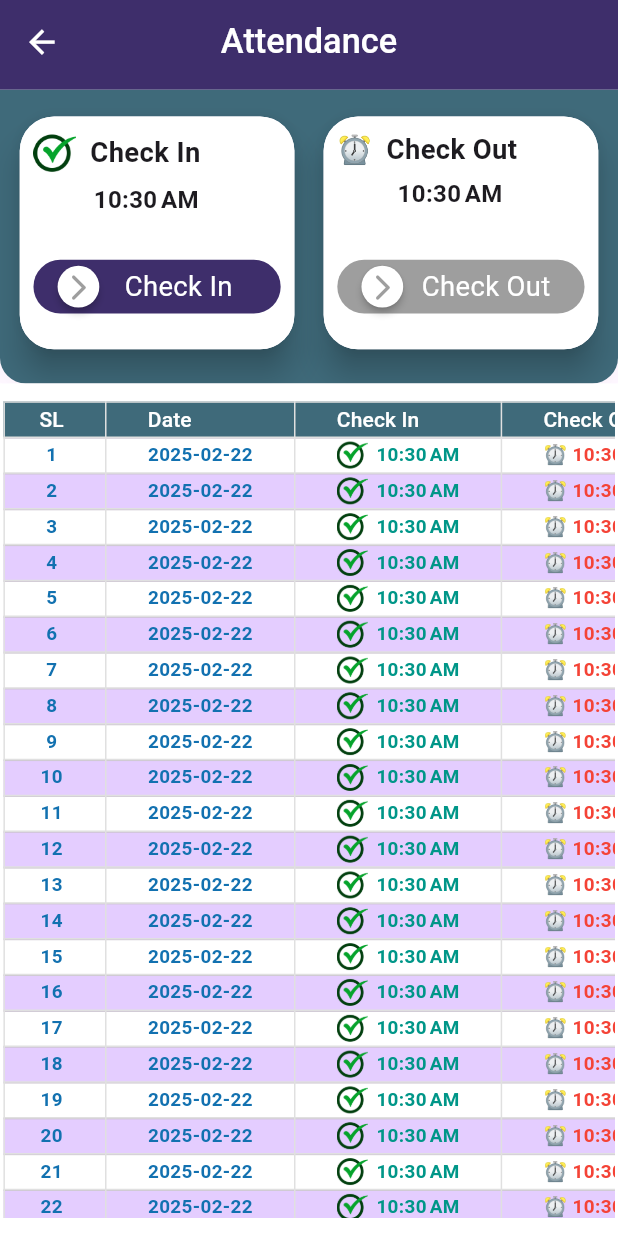
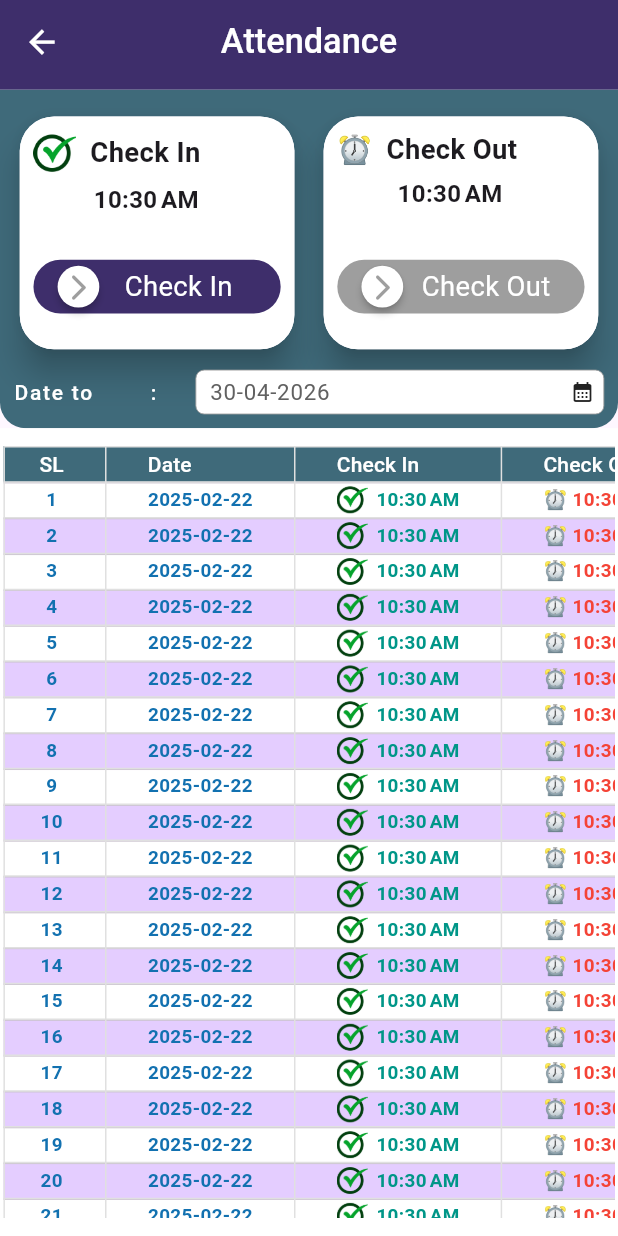
Before and after one commit to atiq-tech/Barisal_Surgical, a Flutter app: the AttendanceEntryScreen screen opened directly, on a phone screen of 412 x 824 dp. Run offline on Flutter 3.47's test engine with Material 3 defaults, Android fonts, the phone set to English and light mode, and no system bars; drawn by our look-alikes of swipeable_button_view; our stand-ins replace cached_network_image, connectivity_plus, curved_navigation_bar, dio, file_picker, flutter_screenutil and 21 more; accounts and stored records are empty.

Commit message:
employee attendance

```diff
--- a/lib/auth/login_screen.dart
+++ b/lib/auth/login_screen.dart
@@ -49,6 +49,7 @@ class _LogInPageState extends State<LogInPage> {
         sharedPreferences?.setString("userId", "${item["data"]["id"]}");
         sharedPreferences?.setString("userType", "${item["data"]["userType"]}");
         sharedPreferences?.setString('employeeId', "${item["data"]["employee_id"]}");
+        sharedPreferences?.setString('employeeCode', "${item["data"]["employee_code"]}");
         sharedPreferences?.setString('employeeName', "${item["data"]["employee_name"]}");
         sharedPreferences?.setString('image_name', "${item["data"]["image_name"]}");
         sharedPreferences?.setString('employeePhone', "${item["data"]["employee_phone"]}");
@@ -66,6 +67,7 @@ class _LogInPageState extends State<LogInPage> {
         print('employeeId=====${sharedPreferences?.getString('employeeId')}');
         print('sessionId===== ${sharedPreferences?.getString('sessionId')}');
         print('userName===== ${sharedPreferences?.getString('userName')}');
+        print('employeeCode===== ${sharedPreferences?.getString('employeeCode')}');
 
         GetStorage().write("token", "${item["token"]}");
         GetStorage().write("id", "${item["data"]["id"]}");
--- a/lib/screens/modules/administration_module_screens/attendance_entry_screen.dart
+++ b/lib/screens/modules/administration_module_screens/attendance_entry_screen.dart
@@ -1,5 +1,6 @@
 import 'package:barishal_surgical/utils/app_colors.dart';
 import 'package:barishal_surgical/utils/const_model.dart';
+import 'package:barishal_surgical/utils/utils.dart';
 import 'package:dio/dio.dart';
 import 'package:flutter/material.dart';
 import 'package:flutter_screenutil/flutter_screenutil.dart';
@@ -24,9 +25,27 @@ class _AttendanceEntryScreenState extends State<AttendanceEntryScreen> {
 
   final Dio _dio = Dio();
 
+  String? firstPickedDate;
+  var backEndFirstDate;
+  void _selectedDate() async {
+    final selectedDate = await showDatePicker(
+        context: context,
+        initialDate: DateTime.now(),
+        firstDate: DateTime(1950),
+        lastDate: DateTime(2050));
+    if (selectedDate != null) {
+      setState(() {
+        firstPickedDate = Utils.formatFrontEndDate(selectedDate);
+        backEndFirstDate = Utils.formatBackEndDate(selectedDate);
+      });
+    }
+  }
+
   @override
   void initState() {
     super.initState();
+    firstPickedDate = Utils.formatFrontEndDate(DateTime.now());
+    backEndFirstDate = Utils.formatBackEndDate(DateTime.now());
     _loadCheckInStatus();
     _checkAndResetCheckInStatus();
   }
@@ -286,6 +305,63 @@ class _AttendanceEntryScreenState extends State<AttendanceEntryScreen> {
                           ],
                         ),
                         SizedBox(height: 8.h),
+                        Row(
+                          mainAxisAlignment: MainAxisAlignment.spaceBetween,
+                          children: [
+                            Expanded(flex: 3,child: Text("Date to", style: AllTextStyle.saveButtonTextStyle)),
+                            Expanded(flex: 1,child: Text(":", style: AllTextStyle.saveButtonTextStyle)),
+                            Expanded(
+                              flex: 9,
+                              child: GestureDetector(
+                                onTap: (() {
+                                  _selectedDate();
+                                  //FocusScope.of(context).requestFocus(quantityFocusNode);
+                                }),
+                                child: Container(
+                                  height: 25.0.h,
+                                  decoration: ContDecoration.contDecoration,
+                                  child: TextFormField(
+                                    enabled: false,
+                                    decoration: InputDecoration(contentPadding: const EdgeInsets.only(left: 5),
+                                        suffixIcon: const Padding(padding: EdgeInsets.only(left: 20),
+                                          child: Icon(Icons.calendar_month, color: Colors.black87, size: 16)),
+                                        border: const OutlineInputBorder(borderSide: BorderSide.none),
+                                        hintText: firstPickedDate, hintStyle:AllTextStyle.dropDownlistStyle
+                                    ),
+                                    validator: (value) {
+                                      if (value == null || value.isEmpty) {
+                                        return null;
+                                      }
+                                      return null;
+                                    },
+                                  ),
+                                ),
+                              )
+                              // :GestureDetector(
+                              //   onTap: (() {
+                              //   }),
+                              //   child: Container(
+                              //     height: 25.0.h,
+                              //     margin: EdgeInsets.only(bottom: 4.h),
+                              //     decoration: ContDecoration.contDecoration,
+                              //     child: TextFormField(
+                              //       enabled: false,
+                              //       decoration: InputDecoration(contentPadding: const EdgeInsets.only(left: 5),
+                              //           border: const OutlineInputBorder(borderSide: BorderSide.none),
+                              //           hintText: firstPickedDate, hintStyle:AllTextStyle.dropDownlistStyle
+                              //       ),
+                              //       validator: (value) {
+                              //         if (value == null || value.isEmpty) {
+                              //           return null;
+                              //         }
+                              //         return null;
+                              //       },
+                              //     ),
+                              //   ),
+                              // ),
+                            ),
+                          ],
+                        ),
                       ],
                     ),
                   ),
```
